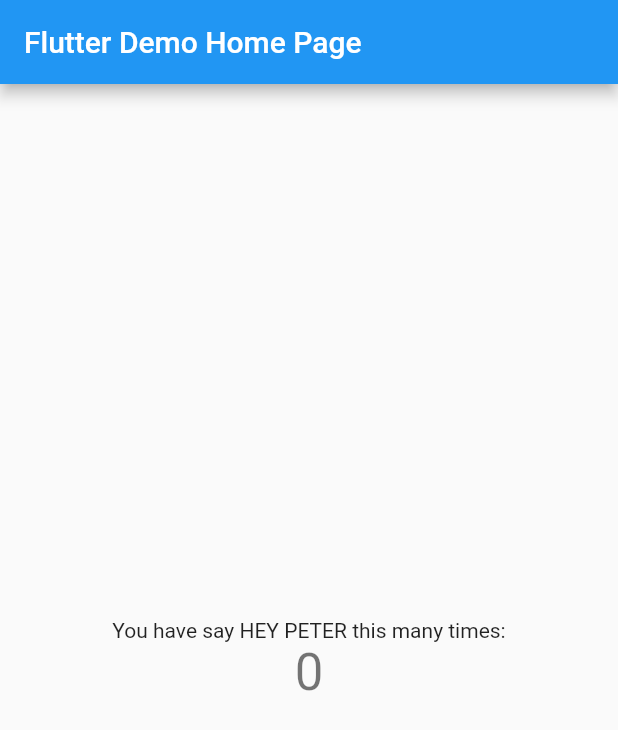
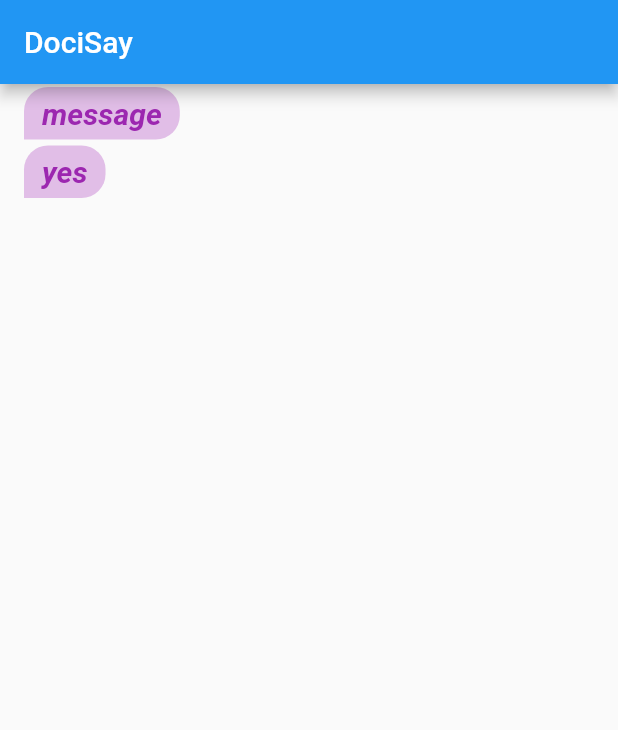
Before and after one commit to DOROTHEA0/docisay, a Flutter app: the screen it shows after launch, on a phone screen of 412 x 824 dp. Shown: the top 730 px of the screen. Run offline on Flutter 3.47's test engine with Material 2 defaults, Android fonts, the phone set to English and light mode, and no system bars; our stand-ins replace chat_bubbles; missing offline and left inert: alan_voice, dart:ffi, picovoice_flutter, rhino_flutter.

Commit message:
chat bubble

```diff
--- a/lib/main.dart
+++ b/lib/main.dart
@@ -1,8 +1,11 @@
+import 'dart:ffi';
+
+
 import 'package:flutter/material.dart';
 import 'package:rhino_flutter/rhino.dart';
 import 'package:docisay/api_interface/picovoice.dart';
 import 'package:alan_voice/alan_voice.dart';
-
+import 'package:chat_bubbles/chat_bubbles.dart';
 void main() {
   runApp(const MyApp());
 }
@@ -13,11 +16,11 @@ class MyApp extends StatelessWidget {
   @override
   Widget build(BuildContext context) {
     return MaterialApp(
-      title: 'Flutter Demo',
+      title: 'DociSay',
       theme: ThemeData(
         primarySwatch: Colors.blue,
       ),
-      home: const MyHomePage(title: 'Flutter Demo Home Page'),
+      home: const MyHomePage(title: 'DociSay'),
     );
   }
 }
@@ -30,9 +33,10 @@ class MyHomePage extends StatefulWidget {
 }
 
 class _MyHomePageState extends State<MyHomePage> {
-  int _counter = 0;
   PicoVoiceInterface? picoVoiceInterface;
+  bool isMyself = true;
 
+  bool alanActive = false;
   @override
   void initState() {
     super.initState();
@@ -40,28 +44,22 @@ class _MyHomePageState extends State<MyHomePage> {
     String keywordPath = "models/android/Hey-Peter_en_android_v2_1_0.ppn";
     String contextPath = "models/android/0.rhn";
     String accessKey = "rNv8gA47ss8Ic8Bsx95tZFyQTToXs/aD6fsltCtCq8KihHDJr5JtHQ==";
-    wakeWordCallback(){
-      _incrementCounter();
-    }
+
     infererenceCallback(RhinoInference inference){
       print(inference);
     }
     errorCallback(msg){
-      print(msg);
+      print(msg+"haha");
     }
     //picoVoiceInterface = new PicoVoiceInterface(accessKey, keywordPath, contextPath, wakeWordCallback, infererenceCallback, errorCallback);
     //picoVoiceInterface?.startPicoVoice();
+    //TODO get some voice input,then push something in pushToList
     AlanVoice.addButton(
         "2fef87232c0980a1d1e3a5d6d8f936412e956eca572e1d8b807a3e2338fdd0dc/stage",
         buttonAlign: AlanVoice.BUTTON_ALIGN_LEFT);
+
   }
 
-
-  void _incrementCounter() {
-    setState(() {
-      _counter++;
-    });
-  }
 
   @override
   Widget build(BuildContext context) {
@@ -70,20 +68,72 @@ class _MyHomePageState extends State<MyHomePage> {
       appBar: AppBar(
         title: Text(widget.title),
       ),
-      body: Center(
-        child: Column(
-          mainAxisAlignment: MainAxisAlignment.center,
-          children: <Widget>[
-            const Text(
-              'You have say HEY PETER this many times:',
-            ),
-            Text(
-              '$_counter',
-              style: Theme.of(context).textTheme.headline4,
-            ),
-          ],
-        ),
-      ), // This trailing comma makes auto-formatting nicer for build methods.
+      body: Container(
+        child: chatList(context),
+
+      ),// This trailing comma makes auto-formatting nicer for build methods.
     );
   }
+
+
+  List<Widget> tiles=[];
+  List<String> messages=["message","yes"];
+  //TODO when there is something input ,then put it to our chatlist to show it
+  void pushTolist(String message,bool isMyself){
+      setState(() {
+        tiles.add(bubbles(context, isMyself, message));
+      });
+  }
+
+  Widget chatList(BuildContext context){
+    Widget content;
+    for(var item in messages){
+      tiles.add(bubbles(context,true,item));
+    }
+    content = new Column(
+      children: tiles,
+    );
+    return content;
+
+  }
+  Widget bubbles(BuildContext context,bool isMyself,String msg){
+    if (isMyself) {
+      return Row(
+        mainAxisAlignment: MainAxisAlignment.start,
+        crossAxisAlignment: CrossAxisAlignment.start,
+        children: <Widget>[
+          BubbleSpecialOne(
+            text: msg,
+            isSender: false,
+            color: Colors.purple.shade100,
+            textStyle: const TextStyle(
+              fontSize: 20,
+              color: Colors.purple,
+              fontStyle: FontStyle.italic,
+              fontWeight: FontWeight.bold,
+            ),
+          ),
+        ],
+
+      );
+    } else {
+      return Row(
+        mainAxisAlignment: MainAxisAlignment.end,
+        crossAxisAlignment: CrossAxisAlignment.start,
+        children: <Widget>[
+          BubbleSpecialOne(
+            text: msg,
+            isSender: true,
+            color: Colors.blue.shade100,
+            textStyle: const TextStyle(
+              fontSize: 20,
+              color: Colors.blue,
+              fontStyle: FontStyle.italic,
+              fontWeight: FontWeight.bold,
+            ),
+          ),
+        ],
+      );
+    }
+  }
 }
--- a/pubspec.yaml
+++ b/pubspec.yaml
@@ -41,6 +41,7 @@ dependencies:
 dev_dependencies:
   flutter_test:
     sdk: flutter
+  chat_bubbles: ^1.0.0+3
 
   # The "flutter_lints" package below contains a set of recommended lints to
   # encourage good coding practices. The lint set provided by the package is
```
Also changed, not shown: pubspec.lock, 4 other files.
